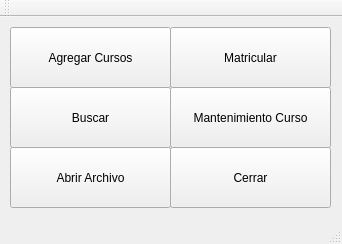
This is mainwindow.ui in joseandres98/ProyectoFinal as Qt 5 draws it before an edit. The edited form follows.
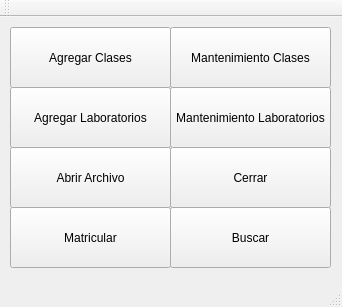
This is the edited form.

Commit message: Restructuracion Ventanas de Mantenimiento

Diff of the .ui file:
```diff
--- a/mainwindow.ui
+++ b/mainwindow.ui
@@ -10,7 +10,7 @@
     <x>0</x>
     <y>0</y>
     <width>342</width>
-    <height>244</height>
+    <height>307</height>
    </rect>
   </property>
   <property name="windowTitle">
@@ -30,14 +30,14 @@
      </rect>
     </property>
     <property name="text">
-     <string>Agregar Cursos</string>
+     <string>Agregar Clases</string>
     </property>
    </widget>
    <widget class="QPushButton" name="btnBuscar">
     <property name="geometry">
      <rect>
-      <x>10</x>
-      <y>70</y>
+      <x>170</x>
+      <y>190</y>
       <width>161</width>
       <height>61</height>
      </rect>
@@ -62,8 +62,8 @@
    <widget class="QPushButton" name="btnMatricular">
     <property name="geometry">
      <rect>
-      <x>170</x>
-      <y>10</y>
+      <x>10</x>
+      <y>190</y>
       <width>161</width>
       <height>61</height>
      </rect>
@@ -89,13 +89,39 @@
     <property name="geometry">
      <rect>
       <x>170</x>
+      <y>10</y>
+      <width>161</width>
+      <height>61</height>
+     </rect>
+    </property>
+    <property name="text">
+     <string>Mantenimiento Clases</string>
+    </property>
+   </widget>
+   <widget class="QPushButton" name="pushButton_7">
+    <property name="geometry">
+     <rect>
+      <x>170</x>
       <y>70</y>
       <width>161</width>
       <height>61</height>
      </rect>
     </property>
     <property name="text">
-     <string>Mantenimiento Curso</string>
+     <string>Mantenimiento Laboratorios</string>
+    </property>
+   </widget>
+   <widget class="QPushButton" name="btnLaboratorios">
+    <property name="geometry">
+     <rect>
+      <x>10</x>
+      <y>70</y>
+      <width>161</width>
+      <height>61</height>
+     </rect>
+    </property>
+    <property name="text">
+     <string>Agregar Laboratorios</string>
     </property>
    </widget>
   </widget>
```
Left out of the diff: 4 changed lines with no effect on the pictures. The commit also changes 5 other files.
